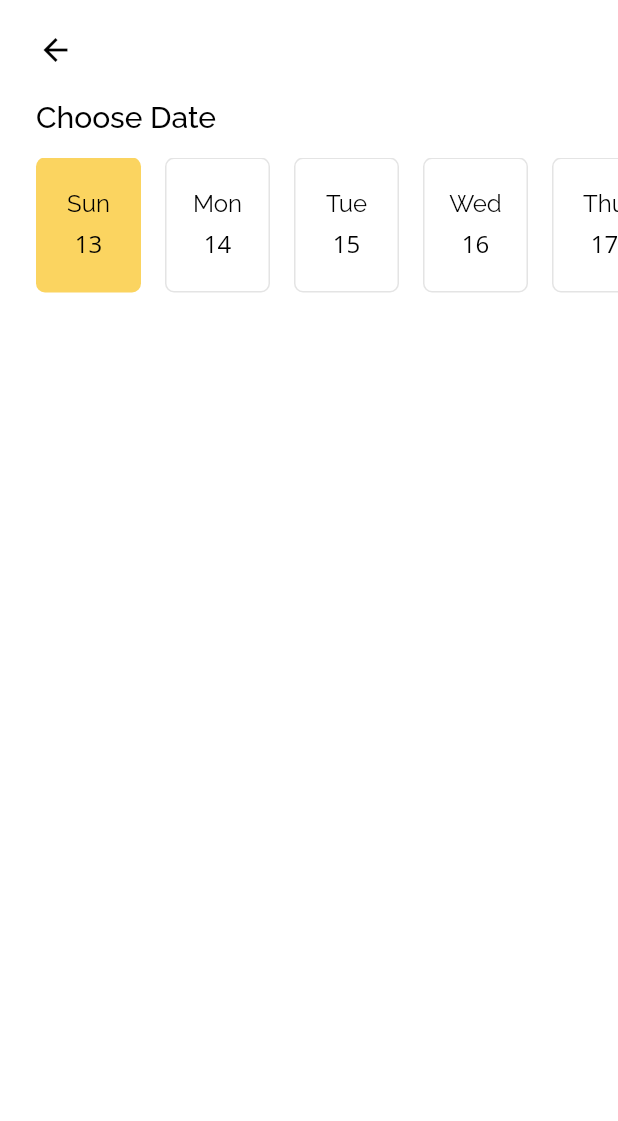
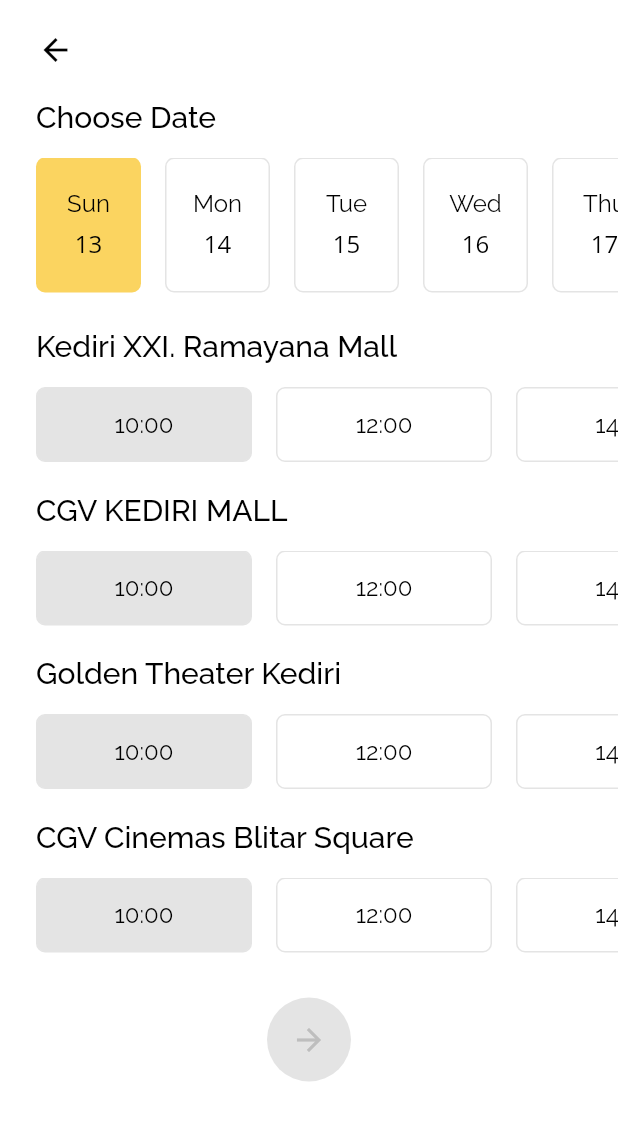
Before and after one commit to bukhari-inst/flutix_app, a Flutter app: the SelectSchedulePage screen opened directly with empty values, on a phone screen of 412 x 824 dp. Shown: the top 1121 px of the screen. Run offline on Flutter 3.47's test engine with Material 2 defaults, Android fonts, the phone set to English and light mode, and no system bars; our stand-ins replace bloc, cloud_firestore, equatable, firebase_auth, firebase_storage, flushbar and 5 more; accounts and stored records are empty; network calls fail.

Commit message:
Select scheedule page part 2

```diff
--- a/lib/ui/pages/select_schedule_page.dart
+++ b/lib/ui/pages/select_schedule_page.dart
@@ -12,6 +12,10 @@
 class _SelectSchedulePageState extends State<SelectSchedulePage> {
   List<DateTime> dates;
   DateTime selectedDate;
+  // untuk ngecek bahwa jam yg dipilih hari dan jam hari ini
+  int selectedTime;
+  Theater selectedTheater;
+  bool isValid = false; // untuk ngecek apkah sdh pilih tnggal & wktunya
 
   @override
   void initState() {
@@ -92,11 +96,82 @@
                             });
                           }),
                         )),
-              )
+              ),
+              // note: CHOOSE TIME
+              generateTimeTable(),
+              // note: NEXT BUTTON
+              SizedBox(
+                height: 10,
+              ),
+              Align(
+                alignment: Alignment.topCenter,
+                child: FloatingActionButton(
+                  elevation: 0,
+                  backgroundColor: (isValid) ? mainColor : Color(0xFFE4E4E4),
+                  child: Icon(
+                    Icons.arrow_forward,
+                    color: isValid ? Colors.white : Color(0xFFBEBEBE),
+                  ),
+                  onPressed: () {},
+                ),
+              ),
+              SizedBox(
+                height: 41,
+              ),
             ],
           )
         ]),
       ),
     );
   }
+
+  // fungsi generateTimeTable
+  Column generateTimeTable() {
+    // mulai jam 10 pgi - 10 malam, jeda setiap 2 jam
+    List<int> schedule = List.generate(7, (index) => 10 + index * 2);
+    List<Widget> widgets = [];
+
+    for (var theater in dummyTheater) {
+      widgets.add(Container(
+          margin: EdgeInsets.fromLTRB(defaultMargin, 0, defaultMargin, 16),
+          child:
+              Text(theater.name, style: blackTextFont.copyWith(fontSize: 20))));
+
+      widgets.add(Container(
+        height: 50,
+        margin: EdgeInsets.only(bottom: 20),
+        child: ListView.builder(
+            itemCount: schedule.length,
+            scrollDirection: Axis.horizontal,
+            itemBuilder: (_, index) => Container(
+                  margin: EdgeInsets.only(
+                      left: (index == 0) ? defaultMargin : 0,
+                      right:
+                          (index < schedule.length - 1) ? 16 : defaultMargin),
+                  child: SelectableBox(
+                    "${schedule[index]}:00",
+                    height: 50,
+                    // untuk ngecek apkah sdh pilih tnggal & wktunya
+                    isSelected: selectedTheater == theater &&
+                        selectedTime == schedule[index],
+                    // spya yg dipilih waktu stelah saat ini
+                    isEnabled: schedule[index] > DateTime.now().hour ||
+                        selectedDate.day != DateTime.now().day,
+                    onTap: () {
+                      setState(() {
+                        selectedTheater = theater;
+                        selectedTime = schedule[index];
+                        isValid = true;
+                      });
+                    },
+                  ),
+                )),
+      ));
+    }
+
+    return Column(
+      crossAxisAlignment: CrossAxisAlignment.start,
+      children: widgets,
+    );
+  }
 }
```
